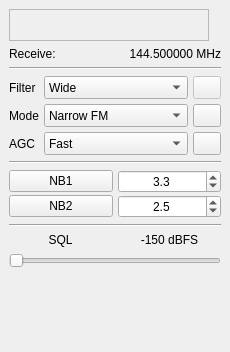
Old version of the form qtgui/dockrxopt.ui in the repository gqrx-sdr/gqrx.
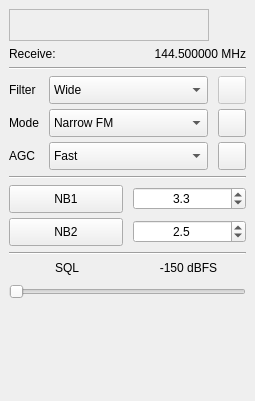
New version of the form. Icons and pictures are not drawn. Custom widgets are drawn as their Qt base class.

Commit message:
User interface tweaks for Mac OS X.
Apply workaround for overlapping buttons.
Modify minimum size and vertical policy for some sliders. These should
fix most if not all overlapping and partially hidden widget issues

Diff of the .ui file:
```diff
--- a/qtgui/dockrxopt.ui
+++ b/qtgui/dockrxopt.ui
@@ -6,8 +6,8 @@
    <rect>
     <x>0</x>
     <y>0</y>
-    <width>230</width>
-    <height>352</height>
+    <width>255</width>
+    <height>401</height>
    </rect>
   </property>
   <property name="sizePolicy">
@@ -18,8 +18,8 @@
   </property>
   <property name="minimumSize">
    <size>
-    <width>230</width>
-    <height>350</height>
+    <width>255</width>
+    <height>401</height>
    </size>
   </property>
   <property name="maximumSize">
@@ -105,7 +105,10 @@
     </item>
     <item>
      <layout class="QGridLayout" name="gridLayout">
-      <property name="spacing">
+      <property name="horizontalSpacing">
+       <number>10</number>
+      </property>
+      <property name="verticalSpacing">
        <number>5</number>
       </property>
       <item row="0" column="0">
@@ -129,6 +132,12 @@
           <verstretch>0</verstretch>
          </sizepolicy>
         </property>
+        <property name="minimumSize">
+         <size>
+          <width>0</width>
+          <height>28</height>
+         </size>
+        </property>
         <property name="toolTip">
          <string>Apply mode dependent filter preset</string>
         </property>
@@ -233,6 +242,12 @@
           <verstretch>0</verstretch>
          </sizepolicy>
         </property>
+        <property name="minimumSize">
+         <size>
+          <width>0</width>
+          <height>28</height>
+         </size>
+        </property>
         <property name="toolTip">
          <string>Demodulator type (mode)</string>
         </property>
@@ -355,6 +370,12 @@
           <verstretch>0</verstretch>
          </sizepolicy>
         </property>
+        <property name="minimumSize">
+         <size>
+          <width>0</width>
+          <height>28</height>
+         </size>
+        </property>
         <property name="toolTip">
          <string>AGC presets</string>
         </property>
@@ -434,10 +455,10 @@
     <item>
      <layout class="QGridLayout" name="gridLayout_3">
       <property name="horizontalSpacing">
-       <number>5</number>
+       <number>10</number>
       </property>
       <property name="verticalSpacing">
-       <number>2</number>
+       <number>5</number>
       </property>
       <item row="0" column="0">
        <widget class="QPushButton" name="nb1Button">
@@ -447,9 +468,15 @@
         <property name="sizePolicy">
          <sizepolicy hsizetype="Minimum" vsizetype="Fixed">
           <horstretch>0</horstretch>
-          <verstretch>0</verstretch>
+          <verstretch>28</verstretch>
          </sizepolicy>
         </property>
+        <property name="minimumSize">
+         <size>
+          <width>0</width>
+          <height>28</height>
+         </size>
+        </property>
         <property name="maximumSize">
          <size>
           <width>16777215</width>
@@ -537,6 +564,12 @@
           <verstretch>0</verstretch>
          </sizepolicy>
         </property>
+        <property name="minimumSize">
+         <size>
+          <width>0</width>
+          <height>28</height>
+         </size>
+        </property>
         <property name="maximumSize">
          <size>
           <width>16777215</width>
@@ -605,6 +638,12 @@
           <verstretch>0</verstretch>
          </sizepolicy>
         </property>
+        <property name="minimumSize">
+         <size>
+          <width>0</width>
+          <height>22</height>
+         </size>
+        </property>
         <property name="toolTip">
          <string>Squelch level in dBFS</string>
         </property>
```
The commit also changes 6 other files.
